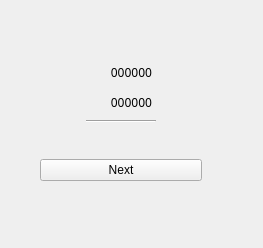
Old version of the form visualizationwindow.ui in the repository nikkoxd/oslab.
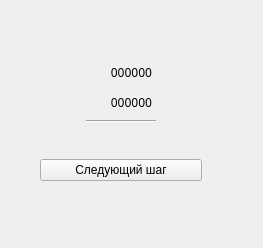
New version of the form.

The edit to the form file:
```diff
--- a/visualizationwindow.ui
+++ b/visualizationwindow.ui
@@ -137,7 +137,7 @@
      <item>
       <widget class="QPushButton" name="nextButton">
        <property name="text">
-        <string>Next</string>
+        <string>Следующий шаг</string>
        </property>
       </widget>
      </item>
```
Left out of the diff: 2 changed lines with no effect on the pictures.
